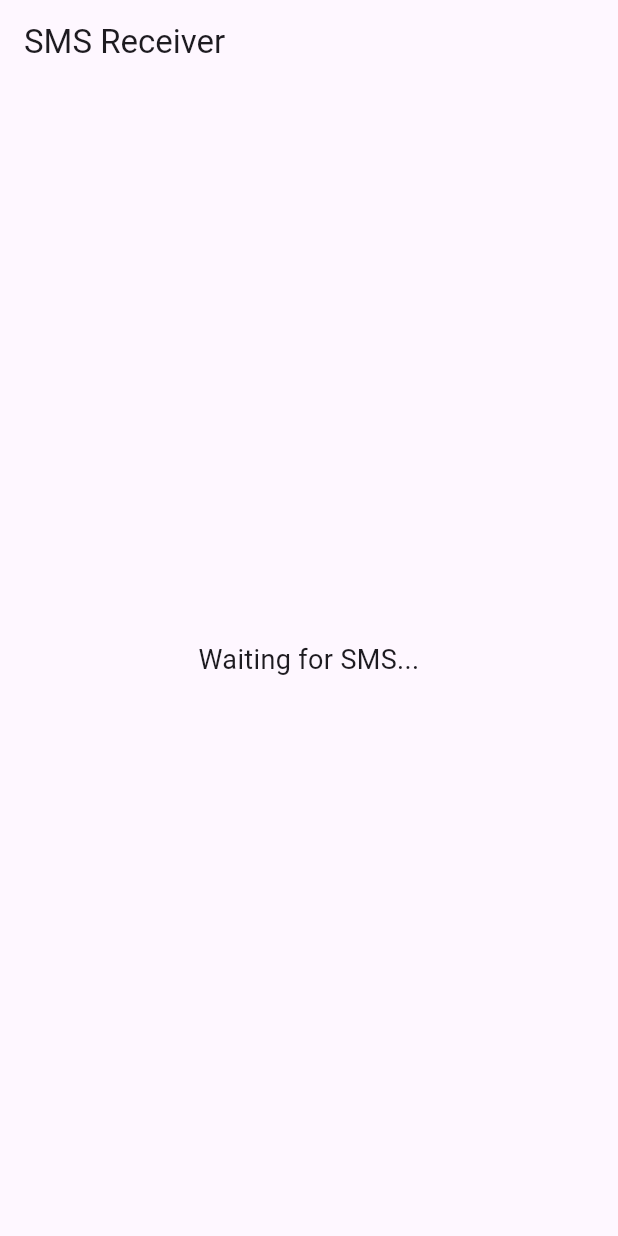
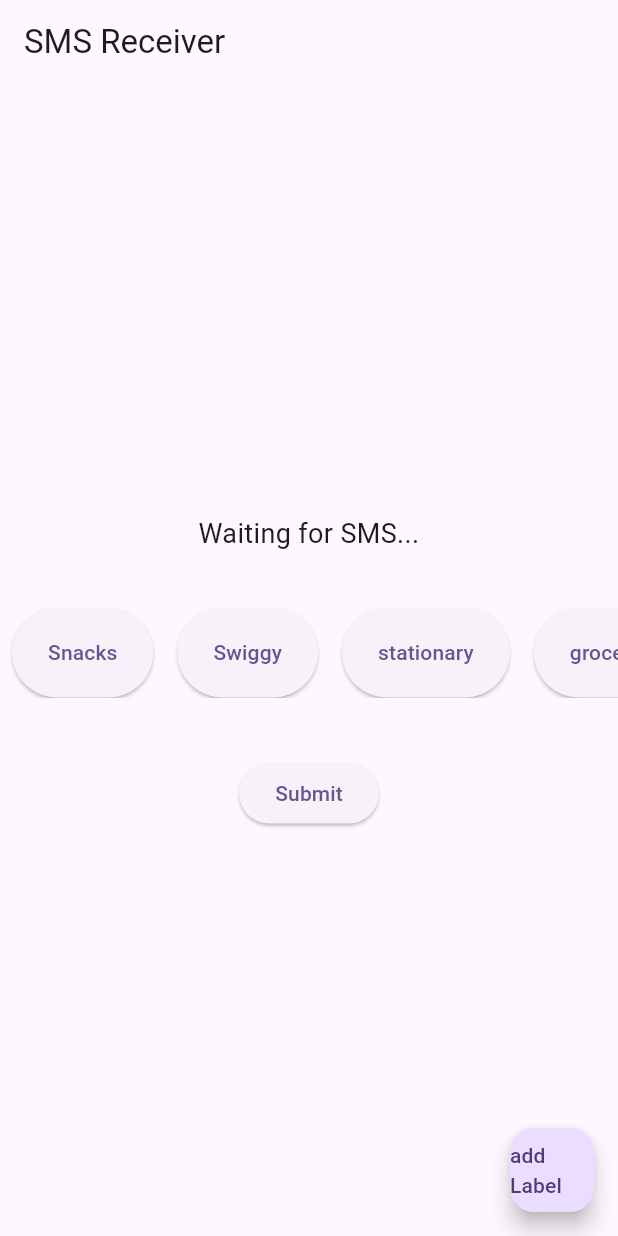
Before and after one commit to snaupdog/Paynager, a Flutter app: the screen it shows after launch, on a phone screen of 412 x 824 dp. Run offline on Flutter 3.47's test engine with Material 3 defaults, Android fonts, the phone set to English and light mode, and no system bars; our stand-ins replace cloud_firestore, firebase_core, flutter_local_notifications, permission_handler; missing offline and left inert: easy_sms_receiver; accounts and stored records are empty.

Commit message:
sms reciever , basic label button notifiactions done

```diff
--- a/lib/my_home_page.dart
+++ b/lib/my_home_page.dart
@@ -2,6 +2,7 @@ import 'package:flutter/material.dart';
 import 'package:easy_sms_receiver/easy_sms_receiver.dart';
 import 'package:permission_handler/permission_handler.dart';
 import 'package:flutter_local_notifications/flutter_local_notifications.dart';
+import 'package:cloud_firestore/cloud_firestore.dart';
 
 class MyHomePage extends StatefulWidget {
   const MyHomePage({super.key});
@@ -14,7 +15,16 @@ class _MyHomePageState extends State<MyHomePage> {
   final EasySmsReceiver easySmsReceiver = EasySmsReceiver.instance;
   final FlutterLocalNotificationsPlugin notificationsPlugin =
       FlutterLocalNotificationsPlugin();
-  String _messageText = "Waiting for SMS...";
+  String messageText = "Waiting for SMS...";
+  String label = "No_label";
+  final List<String> buttonnames = [
+    "Snacks",
+    "Swiggy",
+    "stationary",
+    "grocery"
+        "people"
+  ];
+  final FirebaseFirestore firestore = FirebaseFirestore.instance;
 
   @override
   void initState() {
@@ -22,6 +32,21 @@ class _MyHomePageState extends State<MyHomePage> {
     _initializeNotifications();
     _requestPermissions();
     _startListeningForSms();
+  }
+
+  /// Function to add a user to Firestore
+  Future<void> _addtodatabase() async {
+    final transaction = <String, dynamic>{
+      "message": messageText,
+      "label": label,
+    };
+
+    try {
+      final doc = await firestore.collection("transaction").add(transaction);
+      print('DocumentSnapshot added with ID: ${doc.id}');
+    } catch (e) {
+      print('Error adding document: $e');
+    }
   }
 
   Future<void> _initializeNotifications() async {
@@ -47,10 +72,19 @@ class _MyHomePageState extends State<MyHomePage> {
 
   void _startListeningForSms() {
     easySmsReceiver.listenIncomingSms(onNewMessage: (message) {
+      String messageBody = message.body ?? "No content";
+
+      // Filter messages that contain "HDFC"
+      if (messageBody.contains("HDFC")) {
         setState(() {
-        _messageText = message.body ?? "No content";
+          messageText = messageBody;
         });
-      _showNotification("New SMS", message.body ?? "No content");
+
+        // Show notification for HDFC messages
+        _showNotification("New HDFC SMS", messageBody);
+      } else {
+        print('Non-HDFC message received: $messageBody');
+      }
     });
   }
 
@@ -76,15 +110,91 @@ class _MyHomePageState extends State<MyHomePage> {
   @override
   Widget build(BuildContext context) {
     return Scaffold(
+      floatingActionButton: FloatingActionButton(
+        child: const Text("add Label"),
+        onPressed: () {
+          addLabelDialog();
+        },
+      ),
       appBar: AppBar(title: const Text("SMS Receiver")),
-      body: Center(
+      body: Column(
+        mainAxisAlignment: MainAxisAlignment.center,
+        children: [
+          // SMS Message Display
+          Padding(
+            padding: const EdgeInsets.all(16.0),
             child: Text(
-          _messageText,
+              messageText,
               style: const TextStyle(fontSize: 18),
               textAlign: TextAlign.center,
             ),
           ),
+          const SizedBox(height: 20),
+          // Horizontal Scrolling List of Buttons
+          SizedBox(
+            height: 60, // Height of the button container
+            child: ListView.builder(
+              scrollDirection: Axis.horizontal, // Horizontal scrolling
+              itemCount: buttonnames.length, // Number of buttons
+              itemBuilder: (context, index) {
+                return Padding(
+                  padding: const EdgeInsets.symmetric(horizontal: 8.0),
+                  child: ElevatedButton(
+                    onPressed: () {
+                      label = buttonnames[index];
+                      print('Button ${buttonnames[index]} pressed');
+                    },
+                    child: Text(buttonnames[index]),
+                  ),
+                );
+              },
+            ),
+          ),
+          const SizedBox(
+            height: 40,
+          ),
+          ElevatedButton(
+              onPressed: () async {
+                await _addtodatabase();
+                setState(() {
+                  messageText = " ... ";
+                });
+              },
+              child: const Text("Submit"))
+        ],
+      ),
     );
   }
 
+  Future<String?> addLabelDialog() async {
+    String? label;
+    return showDialog<String>(
+      context: context,
+      builder: (BuildContext context) {
+        return AlertDialog(
+          title: const Text('Enter Label'),
+          content: TextField(
+            onChanged: (value) {
+              label = value;
+            },
+            decoration: const InputDecoration(hintText: "Label"),
+          ),
+          actions: <Widget>[
+            TextButton(
+              onPressed: () {
+                setState(() {
+                  if (label != null && label!.isNotEmpty) {
+                    buttonnames
+                        .add(label!); // Use label! to assert it's non-null
                   }
+                });
+                Navigator.of(context).pop(label);
+              },
+              child: const Text('OK'),
+            ),
+          ],
+        );
+      },
+    );
+  }
+}
--- a/pubspec.yaml
+++ b/pubspec.yaml
@@ -38,6 +38,8 @@ dependencies:
   easy_sms_receiver: ^0.0.2
   permission_handler: ^11.3.1
   flutter_local_notifications: ^17.2.4
+  firebase_core: ^3.6.0
+  cloud_firestore: ^5.4.4
 
 dev_dependencies:
   flutter_test:
```
Also changed, not shown: lib/main.dart (+9 -2 lines), firebase.json (added), lib/firebase_options.dart (added), pubspec.lock, 6 other files. Lines whose indentation alone changed are shown as unchanged.
